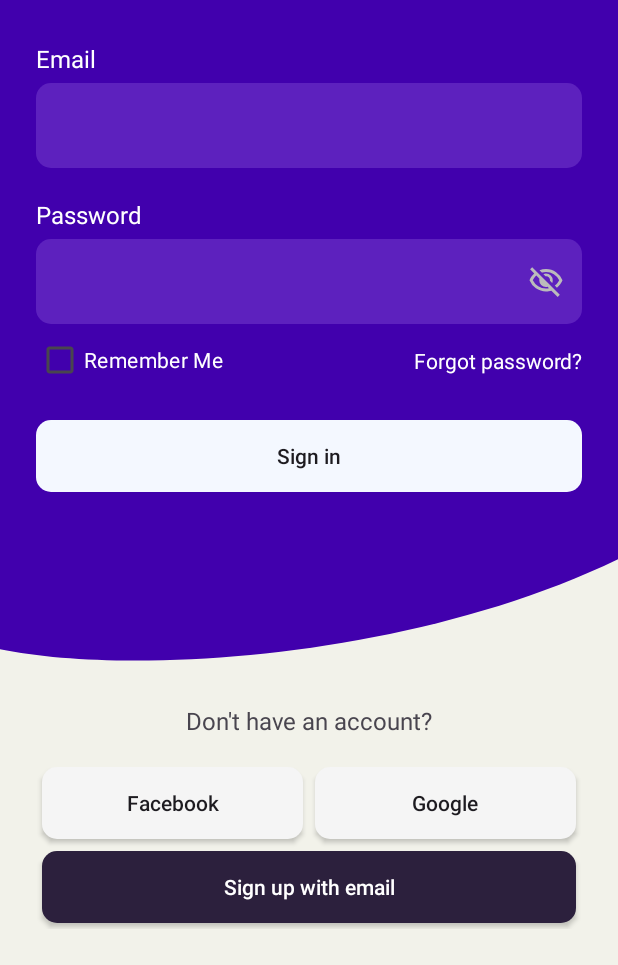
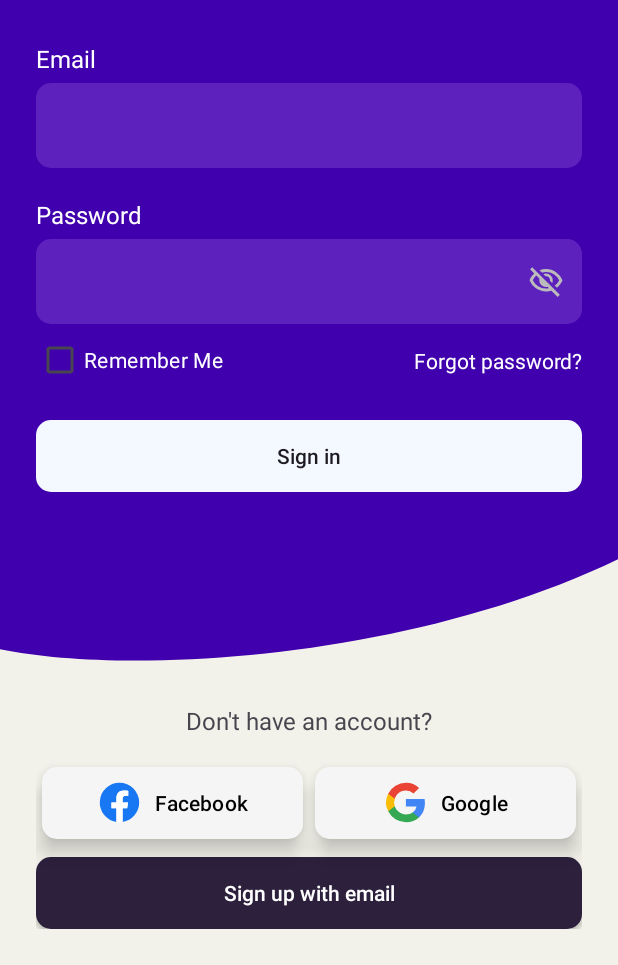
Before and after one commit to JoniAranguriProfe/go-to-rute, an Android app: the screen it shows after launch (LoginActivity), on a phone screen of 412 x 824 dp, the part 271-1236 px from its top. Run offline under Robolectric (Android 15) with nearby library versions, the phone set to English and light mode, and no system bars.

```diff
--- /dev/null
+++ b/app/src/main/res/drawable/facebook_logo.xml
@@ -0,0 +1,12 @@
+<vector xmlns:android="http://schemas.android.com/apk/res/android"
+    android:width="800dp"
+    android:height="800dp"
+    android:viewportWidth="16"
+    android:viewportHeight="16">
+  <path
+      android:pathData="M15,8a7,7 0,0 0,-7 -7,7 7,0 0,0 -1.094,13.915v-4.892H5.13V8h1.777V6.458c0,-1.754 1.045,-2.724 2.644,-2.724 0.766,0 1.567,0.137 1.567,0.137v1.723h-0.883c-0.87,0 -1.14,0.54 -1.14,1.093V8h1.941l-0.31,2.023H9.094v4.892A7.001,7.001 0,0 0,15 8z"
+      android:fillColor="#1877F2"/>
+  <path
+      android:pathData="M10.725,10.023L11.035,8H9.094V6.687c0,-0.553 0.27,-1.093 1.14,-1.093h0.883V3.87s-0.801,-0.137 -1.567,-0.137c-1.6,0 -2.644,0.97 -2.644,2.724V8H5.13v2.023h1.777v4.892a7.037,7.037 0,0 0,2.188 0v-4.892h1.63z"
+      android:fillColor="#ffffff"/>
+</vector>
--- /dev/null
+++ b/app/src/main/res/drawable/google_logo.xml
@@ -0,0 +1,18 @@
+<vector xmlns:android="http://schemas.android.com/apk/res/android"
+    android:width="800dp"
+    android:height="800dp"
+    android:viewportWidth="16"
+    android:viewportHeight="16">
+  <path
+      android:pathData="M14.9,8.161c0,-0.476 -0.039,-0.954 -0.121,-1.422h-6.64v2.695h3.802a3.24,3.24 0,0 1,-1.407 2.127v1.75h2.269c1.332,-1.22 2.097,-3.02 2.097,-5.15z"
+      android:fillColor="#4285F4"/>
+  <path
+      android:pathData="M8.14,15c1.898,0 3.499,-0.62 4.665,-1.69l-2.268,-1.749c-0.631,0.427 -1.446,0.669 -2.395,0.669 -1.836,0 -3.393,-1.232 -3.952,-2.888H1.85v1.803A7.044,7.044 0,0 0,8.14 15z"
+      android:fillColor="#34A853"/>
+  <path
+      android:pathData="M4.187,9.342a4.17,4.17 0,0 1,0 -2.68V4.859H1.849a6.97,6.97 0,0 0,0 6.286l2.338,-1.803z"
+      android:fillColor="#FBBC04"/>
+  <path
+      android:pathData="M8.14,3.77a3.837,3.837 0,0 1,2.7 1.05l2.01,-1.999a6.786,6.786 0,0 0,-4.71 -1.82,7.042 7.042,0 0,0 -6.29,3.858L4.186,6.66c0.556,-1.658 2.116,-2.89 3.952,-2.89z"
+      android:fillColor="#EA4335"/>
+</vector>
--- a/app/src/main/res/layout/activity_login.xml
+++ b/app/src/main/res/layout/activity_login.xml
@@ -162,15 +162,26 @@
         app:layout_constraintVertical_bias="1"
         app:layout_constraintVertical_chainStyle="packed" />
 
-    <androidx.appcompat.widget.AppCompatButton
+    <com.google.android.material.button.MaterialButton
         android:id="@+id/sign_up_facebook"
         android:layout_width="0dp"
         android:layout_height="wrap_content"
         android:layout_margin="4dp"
+        android:layout_marginBottom="40dp"
         android:background="@drawable/shape_drawable"
-        android:backgroundTint="#F5F5F5"
+        android:elevation="8dp"
+        android:minWidth="0dp"
+        android:outlineProvider="background"
+        android:padding="0dp"
+        android:stateListAnimator="@null"
         android:text="Facebook"
         android:textAllCaps="false"
+        android:textColor="@color/black"
+        app:backgroundTint="#F5F5F5"
+        app:icon="@drawable/facebook_logo"
+        app:iconGravity="textStart"
+        app:iconSize="30dp"
+        app:iconTintMode="multiply"
         app:layout_constraintBottom_toTopOf="@+id/sign_up_email"
         app:layout_constraintEnd_toStartOf="@id/sign_up_google"
         app:layout_constraintHorizontal_bias="0.5"
@@ -178,15 +189,25 @@
         app:layout_constraintStart_toStartOf="parent"
         app:layout_constraintTop_toBottomOf="@+id/label_no_account" />
 
-    <androidx.appcompat.widget.AppCompatButton
+    <com.google.android.material.button.MaterialButton
         android:id="@+id/sign_up_google"
         android:layout_width="0dp"
         android:layout_height="wrap_content"
         android:layout_margin="4dp"
         android:background="@drawable/shape_drawable"
-        android:backgroundTint="#F5F5F5"
+        android:elevation="8dp"
+        android:minWidth="0dp"
+        android:outlineProvider="background"
+        android:padding="0dp"
+        android:stateListAnimator="@null"
         android:text="Google"
         android:textAllCaps="false"
+        android:textColor="@color/black"
+        app:backgroundTint="#F5F5F5"
+        app:icon="@drawable/google_logo"
+        app:iconGravity="textStart"
+        app:iconSize="30dp"
+        app:iconTintMode="multiply"
         app:layout_constraintBottom_toTopOf="@+id/sign_up_email"
         app:layout_constraintEnd_toEndOf="parent"
         app:layout_constraintHorizontal_bias="0.5"
@@ -199,7 +220,7 @@
         android:id="@+id/sign_up_email"
         android:layout_width="0dp"
         android:layout_height="wrap_content"
-        android:layout_margin="4dp"
+        android:layout_marginTop="8dp"
         android:background="@drawable/shape_drawable"
         android:text="Sign up with email"
         android:textAllCaps="false"
```
